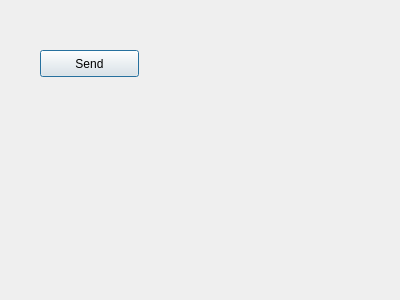
spmno/ProtocolTester, file dialog.ui: the form before one commit.
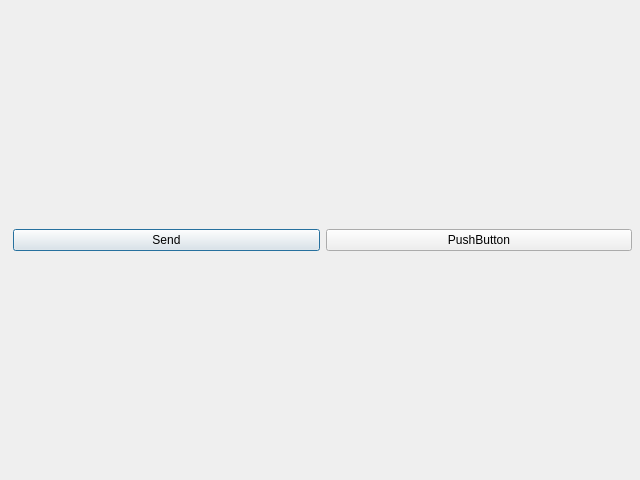
The form after the commit.

Patch:
```diff
--- a/dialog.ui
+++ b/dialog.ui
@@ -6,25 +6,45 @@
    <rect>
     <x>0</x>
     <y>0</y>
-    <width>400</width>
-    <height>300</height>
+    <width>640</width>
+    <height>480</height>
    </rect>
   </property>
   <property name="windowTitle">
    <string>Dialog</string>
   </property>
-  <widget class="QPushButton" name="sendButton">
+  <widget class="QWidget" name="verticalLayoutWidget">
    <property name="geometry">
     <rect>
-     <x>40</x>
-     <y>50</y>
-     <width>99</width>
-     <height>27</height>
+     <x>2</x>
+     <y>0</y>
+     <width>641</width>
+     <height>481</height>
     </rect>
    </property>
-   <property name="text">
-    <string>Send</string>
-   </property>
+   <layout class="QVBoxLayout" name="verticalLayout">
+    <item>
+     <layout class="QHBoxLayout" name="horizontalLayout_2">
+      <item>
+       <widget class="QPushButton" name="sendButton">
+        <property name="text">
+         <string>Send</string>
+        </property>
+       </widget>
+      </item>
+      <item>
+       <widget class="QPushButton" name="pushButton">
+        <property name="text">
+         <string>PushButton</string>
+        </property>
+       </widget>
+      </item>
+     </layout>
+    </item>
+    <item>
+     <layout class="QHBoxLayout" name="horizontalLayout"/>
+    </item>
+   </layout>
   </widget>
  </widget>
  <layoutdefault spacing="6" margin="11"/>
```
